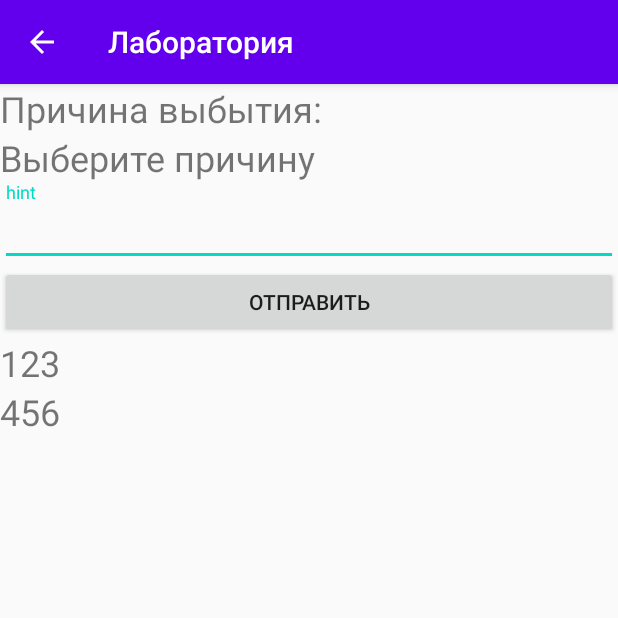
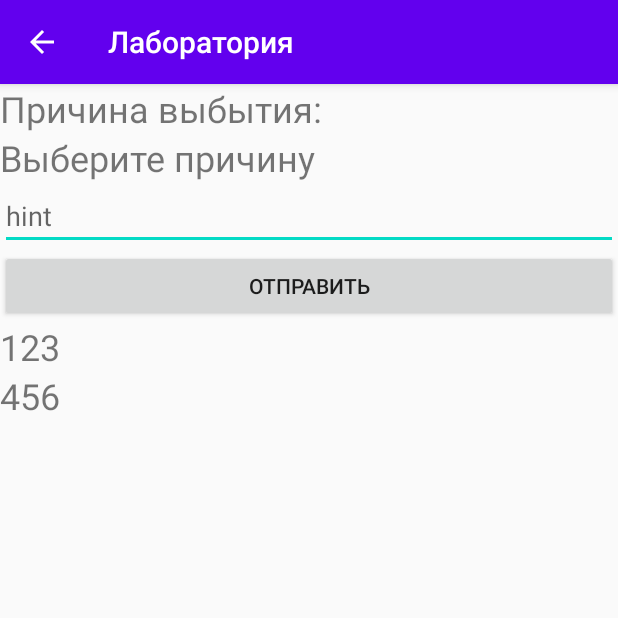
Before and after one commit to svinstvo/united_marking, an Android app: the LaboratoryMain screen opened directly, with no data from a screen before it, on a phone screen of 412 x 824 dp, the top half of it. Run offline under Robolectric (Android 15) with nearby library versions, the phone set to English and light mode, and no system bars.

Commit message:
replace textinputedittext to edittext

```diff
--- a/app/src/main/res/layout/laboratory_main.xml
+++ b/app/src/main/res/layout/laboratory_main.xml
@@ -29,23 +29,18 @@
         app:layout_constraintStart_toStartOf="parent"
         app:layout_constraintTop_toTopOf="parent" />
 
-    <com.google.android.material.textfield.TextInputLayout
-        android:id="@+id/textInputLayout"
-        android:layout_width="match_parent"
+    <EditText
+        android:id="@+id/data_code"
+        android:layout_width="fill_parent"
         android:layout_height="wrap_content"
+        android:clickable="false"
+        android:cursorVisible="false"
+        android:hint="hint"
+        android:inputType="text"
+        android:isScrollContainer="false"
         app:layout_constraintEnd_toEndOf="parent"
         app:layout_constraintStart_toStartOf="parent"
-        app:layout_constraintTop_toBottomOf="@+id/selected_reason">
-
-
-        <com.google.android.material.textfield.TextInputEditText
-            android:id="@+id/text_input"
-            android:layout_width="match_parent"
-            android:layout_height="wrap_content"
-            android:hint="hint"
-            android:imeOptions="actionSend"/>
-
-    </com.google.android.material.textfield.TextInputLayout>
+        app:layout_constraintTop_toBottomOf="@+id/selected_reason" />
 
     <Button
         android:id="@+id/send_button"
@@ -57,7 +52,7 @@
         android:visibility="visible"
         app:layout_constraintEnd_toEndOf="parent"
         app:layout_constraintStart_toStartOf="parent"
-        app:layout_constraintTop_toBottomOf="@+id/textInputLayout" />
+        app:layout_constraintTop_toBottomOf="@+id/data_code" />
 
     <androidx.recyclerview.widget.RecyclerView
         android:id="@+id/laboratory_main_recycleview"
@@ -97,7 +92,6 @@
         android:id="@+id/alert_textView"
         android:layout_width="wrap_content"
         android:layout_height="wrap_content"
-        android:text="TextView"
         android:textSize="24sp"
         android:visibility="invisible"
         app:layout_constraintEnd_toEndOf="parent"
```
Also changed, not shown: app/src/main/java/ru/klever/united_marking/laboratory/LaboratoryMain.kt (+36 -66 lines).
